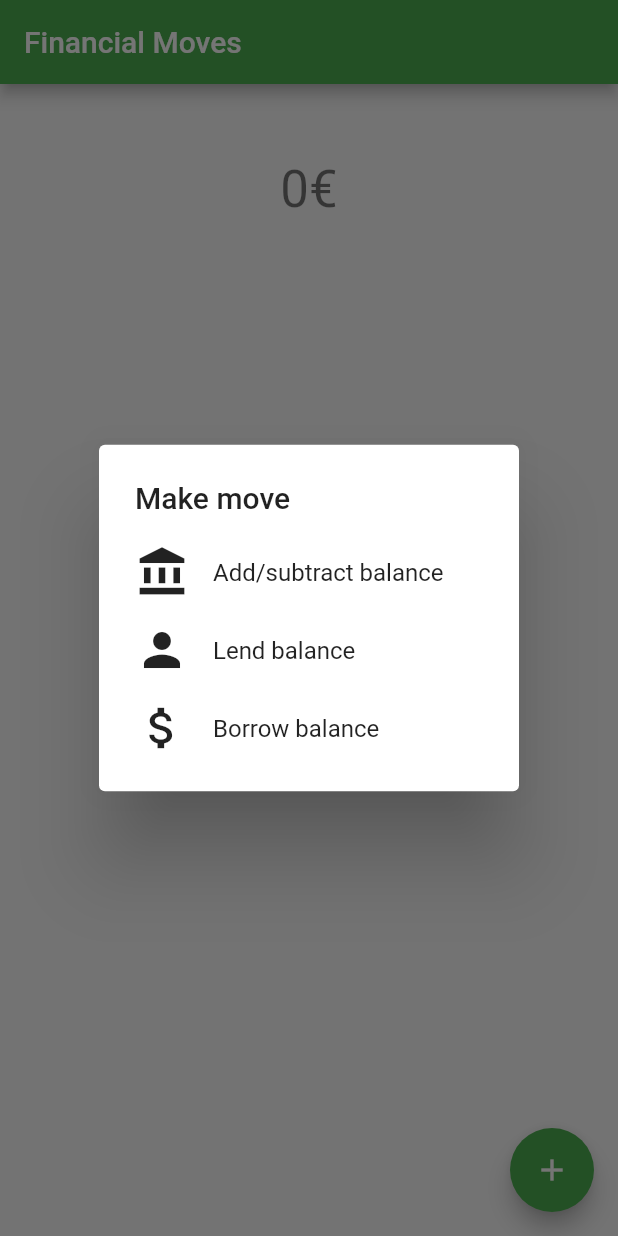
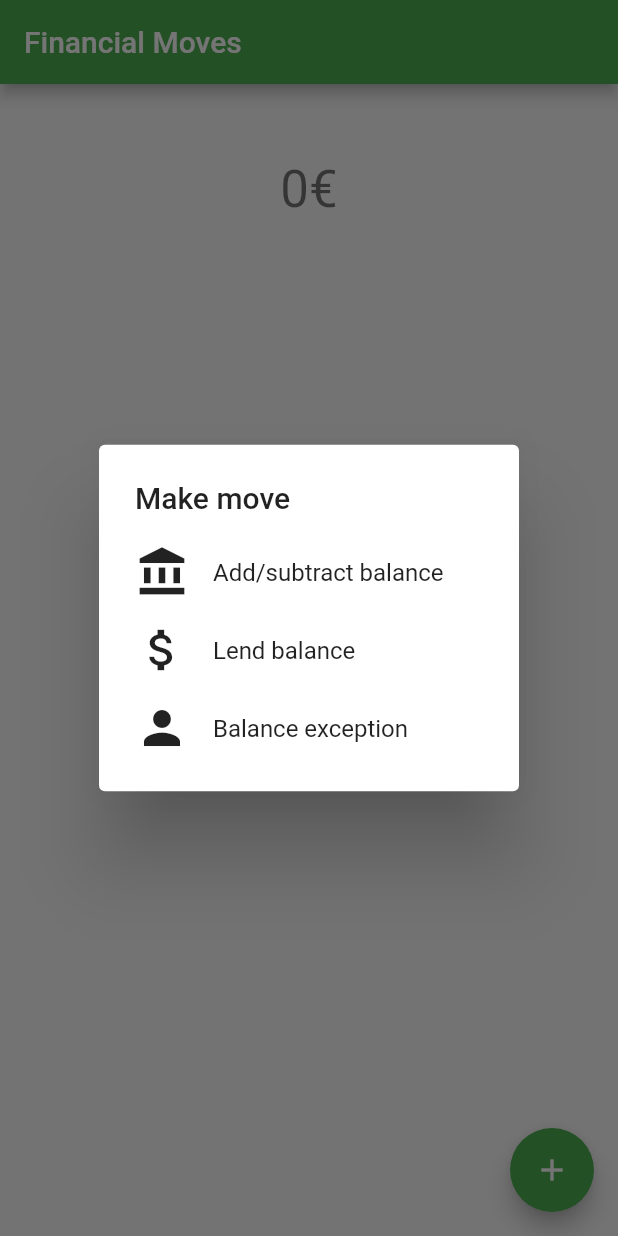
Before and after one commit to aitor-gomila/money_manager, a Flutter app: the screen it shows after launch, after a tap on the "add" icon, on a phone screen of 412 x 824 dp. Run offline on Flutter 3.47's test engine with Material 2 defaults, Android fonts, the light colour scheme and no system bars.

Commit message:
Improve dialog options

```diff
--- a/lib/gui.dart
+++ b/lib/gui.dart
@@ -130,7 +130,7 @@ void showMoveDialog(BuildContext context, CartModel cart) {
                         descriptor: descriptor, balance: balance)));
               }),
           DialogItem(
-              icon: Icons.person,
+              icon: Icons.attach_money,
               text: "Lend balance",
               onPressed: () {
                 Navigator.pop(context);
@@ -138,12 +138,12 @@ void showMoveDialog(BuildContext context, CartModel cart) {
                     context, cart, "Lend balance", (descriptor, balance) {});
               }),
           DialogItem(
-              icon: Icons.attach_money,
-              text: "Borrow balance",
+              icon: Icons.person,
+              text: "Balance exception",
               onPressed: () {
                 Navigator.pop(context);
-                showPromptMoveDialog(
-                    context, cart, "Borrow balance", (descriptor, balance) {});
+                showPromptMoveDialog(context, cart, "Balance exception",
+                    (descriptor, balance) {});
               }),
         ]);
       });
```
